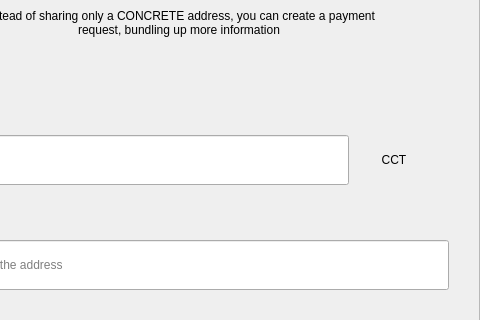
This is src/qt/concrete/forms/requestdialog.ui in CONCRETE-Project/CONCRETE as Qt 5 draws it before an edit; both pictures show x 122 to 602 and y 123 to 443 of the 602 by 607 pixel window. The edited form follows.
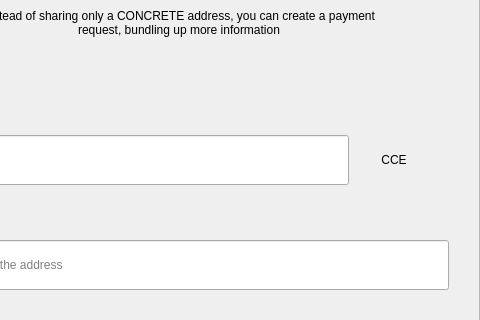
This is the edited form.

```diff
--- a/src/qt/concrete/forms/requestdialog.ui
+++ b/src/qt/concrete/forms/requestdialog.ui
@@ -327,7 +327,7 @@
                    <item>
                     <widget class="QLabel" name="comboBoxCoin">
                      <property name="text">
-                      <string>CCT</string>
+                      <string>CCE</string>
                      </property>
                      <property name="alignment">
                       <set>Qt::AlignCenter</set>
```
